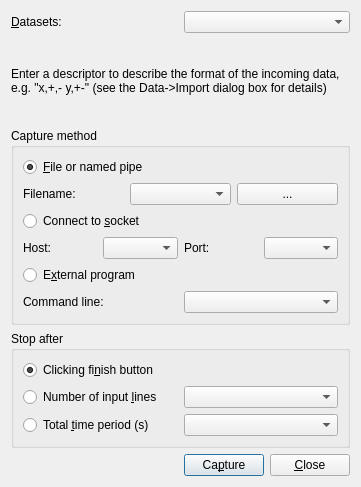
veusz/veusz, file dialogs/capture.ui: the form before one commit.
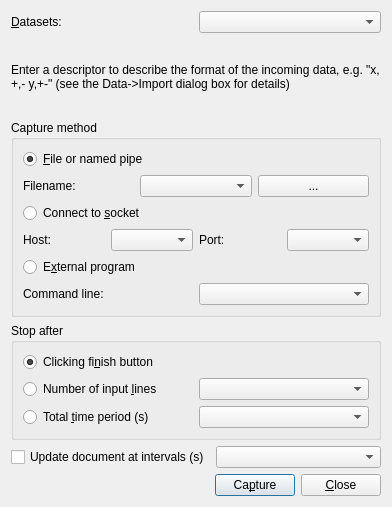
The form after the commit. Custom widgets are drawn as their Qt base class.

Commit message: Implement update of document periodically while capturing data

What changed in the file:
```diff
--- a/dialogs/capture.ui
+++ b/dialogs/capture.ui
@@ -5,8 +5,8 @@
    <rect>
     <x>0</x>
     <y>0</y>
-    <width>361</width>
-    <height>487</height>
+    <width>392</width>
+    <height>507</height>
    </rect>
   </property>
   <property name="windowTitle" >
@@ -211,6 +211,33 @@
      </layout>
     </widget>
    </item>
+   <item>
+    <layout class="QHBoxLayout" name="horizontalLayout_6" >
+     <item>
+      <widget class="QCheckBox" name="updateIntervalsCheck" >
+       <property name="sizePolicy" >
+        <sizepolicy vsizetype="Fixed" hsizetype="Expanding" >
+         <horstretch>0</horstretch>
+         <verstretch>0</verstretch>
+        </sizepolicy>
+       </property>
+       <property name="text" >
+        <string>Update document at intervals (s)</string>
+       </property>
+      </widget>
+     </item>
+     <item>
+      <widget class="HistoryCombo" name="updateIntervalsEdit" >
+       <property name="sizePolicy" >
+        <sizepolicy vsizetype="Fixed" hsizetype="MinimumExpanding" >
+         <horstretch>0</horstretch>
+         <verstretch>0</verstretch>
+        </sizepolicy>
+       </property>
+      </widget>
+     </item>
+    </layout>
+   </item>
    <item>
     <layout class="QHBoxLayout" name="horizontalLayout_4" >
      <item>
```
The commit also changes 1 other file.
